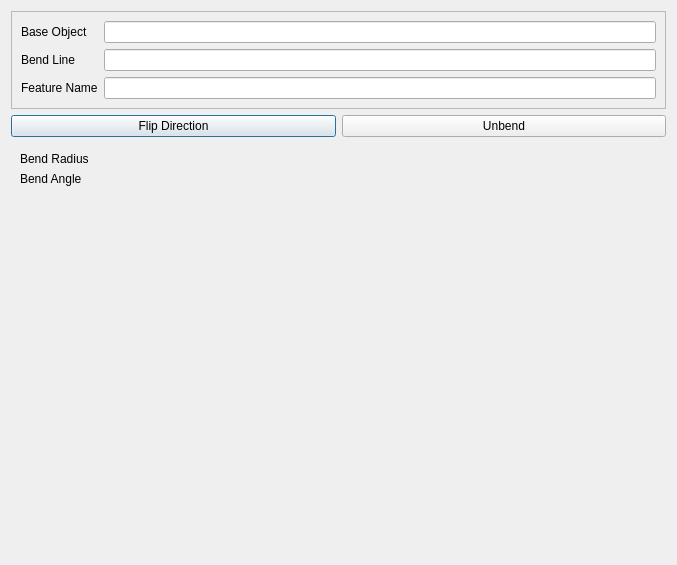
Above: Resources/panels/BendOnLinePanel.ui from shaise/FreeCAD_SheetMetal before the change. Below: the same form after it.
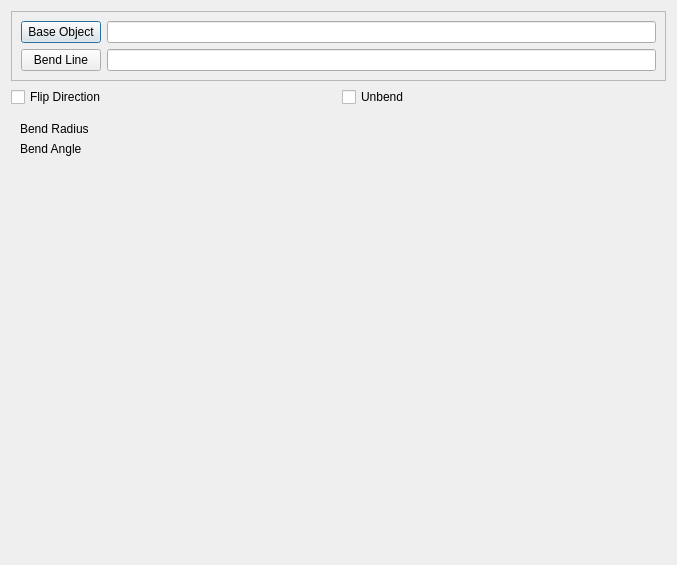
That is the form after the change. Custom widgets are drawn as their Qt base class.

Commit message: Add task panel to bend on line

The edit to the form file:
```diff
--- a/Resources/panels/BendOnLinePanel.ui
+++ b/Resources/panels/BendOnLinePanel.ui
@@ -24,49 +24,53 @@
      </property>
      <layout class="QGridLayout" name="gridLayout">
       <item row="0" column="2">
-       <widget class="QLineEdit" name="txtBaseObject"/>
+       <widget class="QLineEdit" name="txtBaseObject">
+        <property name="readOnly">
+         <bool>true</bool>
+        </property>
+       </widget>
+      </item>
+      <item row="1" column="2">
+       <widget class="QLineEdit" name="txtBendLine">
+        <property name="readOnly">
+         <bool>true</bool>
+        </property>
+       </widget>
+      </item>
+      <item row="0" column="0">
+       <widget class="QPushButton" name="buttBaseObject">
+        <property name="text">
+         <string>Base Object</string>
+        </property>
+        <property name="checkable">
+         <bool>true</bool>
+        </property>
+       </widget>
       </item>
       <item row="1" column="0">
-       <widget class="QLabel" name="label_2">
+       <widget class="QPushButton" name="buttBendLine">
         <property name="text">
          <string>Bend Line</string>
         </property>
-       </widget>
-      </item>
-      <item row="0" column="0">
-       <widget class="QLabel" name="label">
-        <property name="text">
-         <string>Base Object</string>
+        <property name="checkable">
+         <bool>true</bool>
         </property>
        </widget>
       </item>
-      <item row="2" column="0">
-       <widget class="QLabel" name="label_3">
-        <property name="text">
-         <string>Feature Name</string>
-        </property>
-       </widget>
-      </item>
-      <item row="1" column="2">
-       <widget class="QLineEdit" name="txtBendLine"/>
-      </item>
-      <item row="2" column="2">
-       <widget class="QLineEdit" name="txtFeatureName_2"/>
-      </item>
      </layout>
     </widget>
    </item>
    <item>
     <layout class="QHBoxLayout" name="horizontalLayout">
      <item>
-      <widget class="QPushButton" name="btnFlipDirection">
+      <widget class="QCheckBox" name="checkFlipDir">
        <property name="text">
         <string>Flip Direction</string>
        </property>
       </widget>
      </item>
      <item>
-      <widget class="QPushButton" name="btnUnbend">
+      <widget class="QCheckBox" name="checkUnbend">
        <property name="text">
         <string>Unbend</string>
        </property>
```
Left out of the diff: 4 changed lines with no effect on the pictures. The commit also changes 3 other files.
